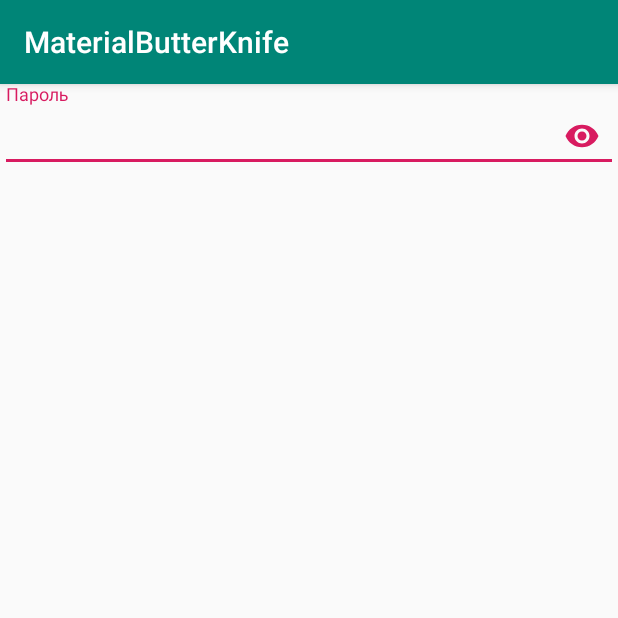
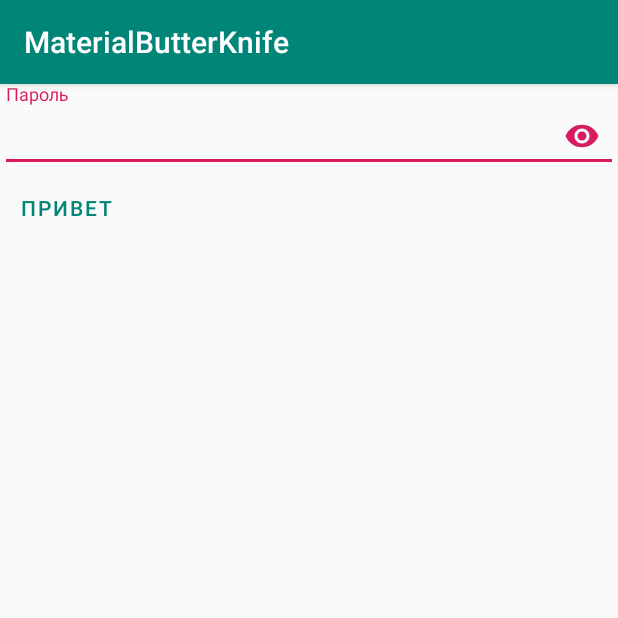
Before and after one commit to Bukreev/MaterialButterKnife, an Android app: the screen it shows after launch (MainActivity), on a phone screen of 412 x 824 dp, the top half of it. Run offline under Robolectric (Android 15) with nearby library versions, the phone set to English and light mode, and no system bars.

Commit message:
кнопка

```diff
--- a/app/src/main/res/layout/activity_main.xml
+++ b/app/src/main/res/layout/activity_main.xml
@@ -28,6 +28,13 @@
                 android:inputType="textPassword"/>
 
         </android.support.design.widget.TextInputLayout>
+
+        <com.google.android.material.button.MaterialButton
+            android:id="@+id/material_text_button"
+            style="@style/Widget.MaterialComponents.Button.TextButton"
+            android:layout_width="wrap_content"
+            android:layout_height="wrap_content"
+            android:text="Привет"/>
     </LinearLayout>
 
 </android.support.constraint.ConstraintLayout>
```
